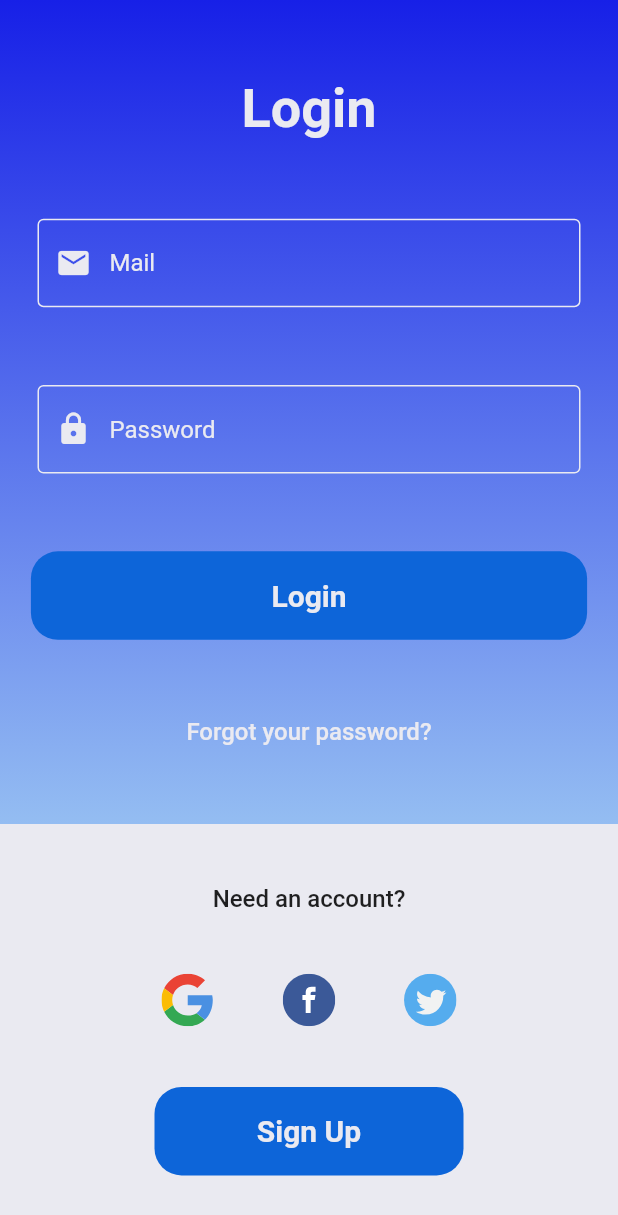
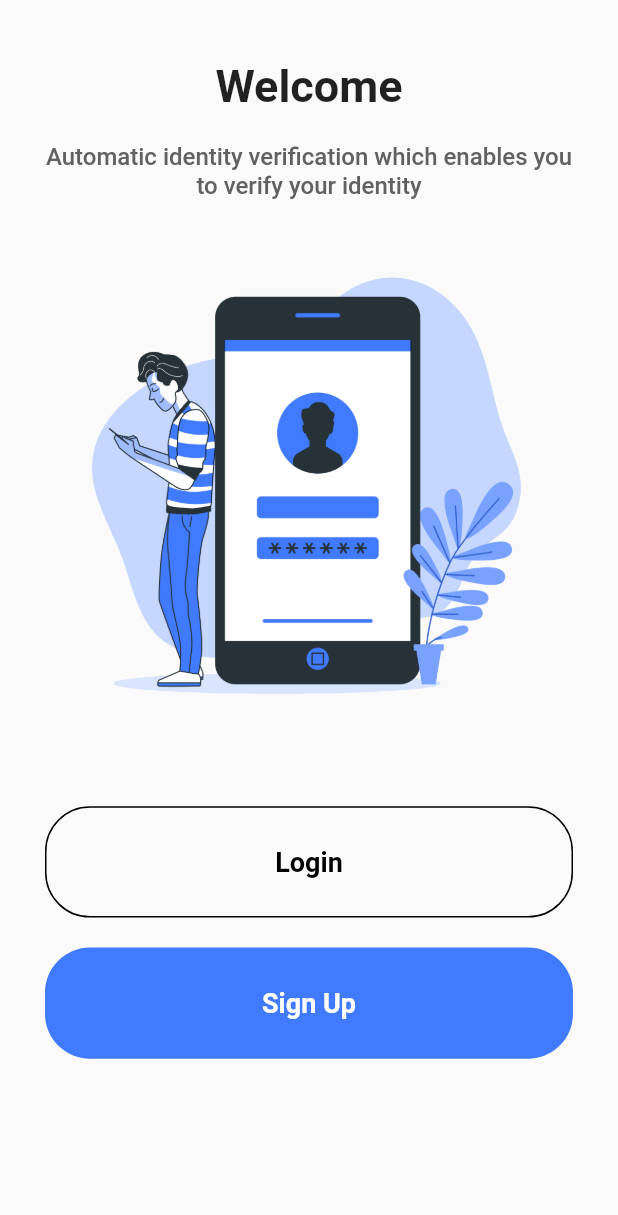
Before and after one commit to eduarf/flutter-login-pages, a Flutter app: the screen it shows after launch, on a phone screen of 412 x 824 dp. Shown: the top 1215 px of the screen. Run offline on Flutter 3.47's test engine with Material 2 defaults, Android fonts, the phone set to English and light mode, and no system bars; our stand-ins replace flutter_svg.

Commit message:
welcome page has been created

```diff
--- /dev/null
+++ b/lib/login_three/helper/paddings.dart
@@ -0,0 +1,7 @@
+import 'package:flutter/cupertino.dart';
+
+
+
+class LoginThreePaddings {
+  final EdgeInsets horizontalAndVertical = const EdgeInsets.symmetric(horizontal: 30, vertical: 40);
+}
--- /dev/null
+++ b/lib/login_three/helper/strings.dart
@@ -0,0 +1,5 @@
+class LoginThreeStrings {
+  final String titleWelcome = 'Welcome';
+  final String subTitle = 'Automatic identity verification which enables you to verify your identity';
+
+}
--- /dev/null
+++ b/lib/login_three/helper/text_styles.dart
@@ -0,0 +1,14 @@
+
+import 'package:flutter/material.dart';
+
+class LoginThreeTextStyles {
+  final TextStyle headerStyle = const TextStyle(
+    fontWeight: FontWeight.w600,
+    fontSize: 30,
+  );
+  final TextStyle subTitleStyle = TextStyle(
+    color: Colors.grey[700],
+    fontWeight: FontWeight.w500,
+    fontSize: 16,
+  );
+}
--- /dev/null
+++ b/lib/login_three/screens/login_three_welcome.dart
@@ -0,0 +1,121 @@
+import 'package:flutter/material.dart';
+import 'package:logins/login_three/helper/paddings.dart';
+import 'package:logins/login_three/helper/strings.dart';
+import 'package:logins/login_three/helper/text_styles.dart';
+
+class LoginThreeWelcome extends StatelessWidget {
+  const LoginThreeWelcome({Key? key}) : super(key: key);
+
+  @override
+  Widget build(BuildContext context) {
+    final double screenHeight = MediaQuery.of(context).size.height;
+    final double screenWidth = MediaQuery.of(context).size.width;
+
+    return Scaffold(
+      body: SafeArea(
+        child: Container(
+          padding: LoginThreePaddings().horizontalAndVertical,
+          width: double.infinity,
+          height: screenHeight,
+          child: Column(
+            mainAxisAlignment: MainAxisAlignment.spaceBetween,
+            crossAxisAlignment: CrossAxisAlignment.center,
+            children: [
+              Column(
+                children: [
+                  Text(
+                    LoginThreeStrings().titleWelcome,
+                    style: LoginThreeTextStyles().headerStyle,
+                  ),
+                  const SizedBox(
+                    height: 20,
+                  ),
+                  Text(
+                    LoginThreeStrings().subTitle,
+                    textAlign: TextAlign.center,
+                    style: LoginThreeTextStyles().subTitleStyle,
+                  ),
+                  const SizedBox(height: 10,),
+                  Container(
+                    height: screenHeight / 2.2,
+                    width: screenWidth,
+                    decoration: const BoxDecoration(
+                      image: DecorationImage(
+                        image: AssetImage(
+                          'assets/login-bro.png',
+                        ),
+                      ),
+                    ),
+                  ),
+                  const SizedBox(height: 20,),
+                  Column(
+                    children: [
+                      ButtonWidget(
+                        screenWidth: screenWidth * 0.9,
+                        screenHeight: screenHeight * 0.09,
+                        text: 'Login',
+                        borderColor: Colors.black,
+                      ),
+                      const SizedBox(height: 20,),
+                      ButtonWidget(
+                        screenWidth: screenWidth * 0.9,
+                        screenHeight: screenHeight * 0.09,
+                        text: 'Sign Up',
+                        bgColor: const Color(0xff407BFF),
+                        textColor: Colors.white,
+                      ),
+                    ],
+                  ),
+                ],
+              ),
+            ],
+          ),
+        ),
+      ),
+    );
+  }
+}
+
+class ButtonWidget extends StatelessWidget {
+  const ButtonWidget({
+    Key? key,
+    required this.screenWidth,
+    required this.screenHeight,
+    required this.text,
+    this.bgColor = Colors.transparent,
+    this.borderColor = Colors.transparent,
+    this.textColor = Colors.black,
+  }) : super(key: key);
+
+  final double screenWidth;
+  final double screenHeight;
+  final String text;
+  final Color bgColor;
+  final Color borderColor;
+  final Color textColor;
+
+  @override
+  Widget build(BuildContext context) {
+    return MaterialButton(
+      minWidth: screenWidth,
+      height: screenHeight,
+      onPressed: () {},
+      color: bgColor,
+      elevation: 0,
+      shape: RoundedRectangleBorder(
+        side: BorderSide(
+          color: borderColor,
+        ),
+        borderRadius: BorderRadius.circular(30),
+      ),
+      child: Text(
+        text,
+        style: TextStyle(
+          color: textColor,
+          fontWeight: FontWeight.w600,
+          fontSize: 18,
+        ),
+      ),
+    );
+  }
+}
--- a/lib/main.dart
+++ b/lib/main.dart
@@ -1,6 +1,5 @@
 import 'package:flutter/material.dart';
-import 'package:logins/login_one/screens/login_page.dart';
-import 'package:logins/login_two/screens/login_two.dart';
+import 'package:logins/login_three/screens/login_three_welcome.dart';
 
 void main() {
   runApp(const MyApp());
@@ -16,7 +15,7 @@ class MyApp extends StatelessWidget {
       theme: ThemeData(
         primarySwatch: Colors.blue,
       ),
-      home: const LoginPageTwo(),
+      home: const LoginThreeWelcome(),
     );
   }
 }
```
Also changed, not shown: assets/login-bro.png (added), lib/login_three/screens/login_three_login.dart (added).
